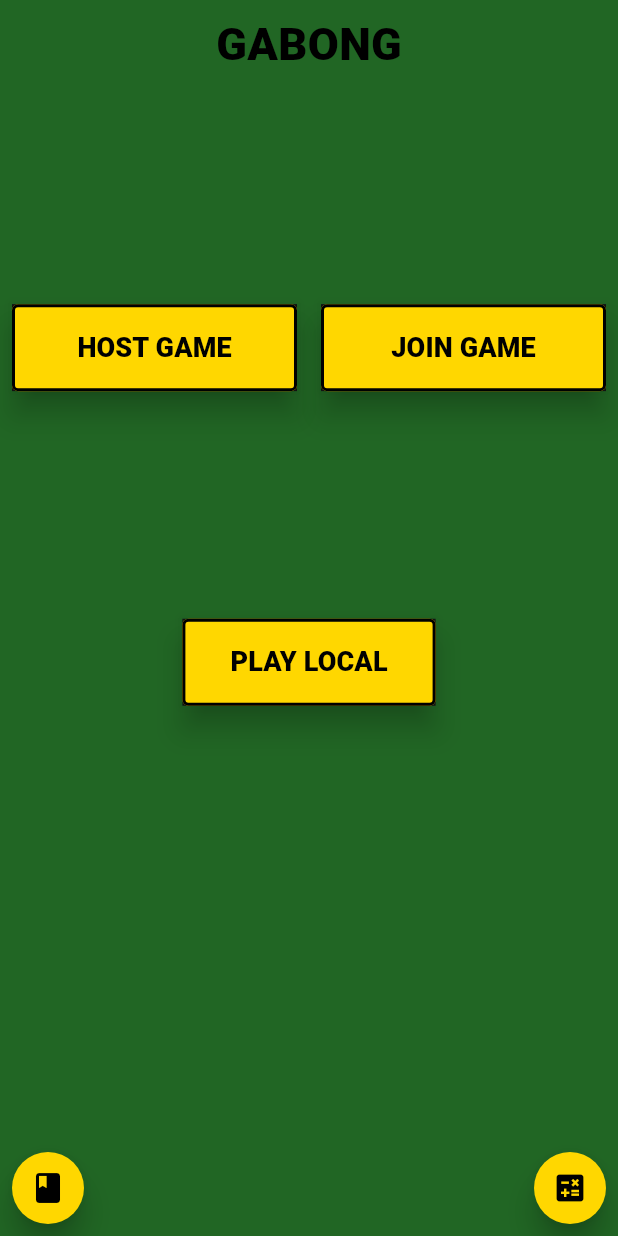
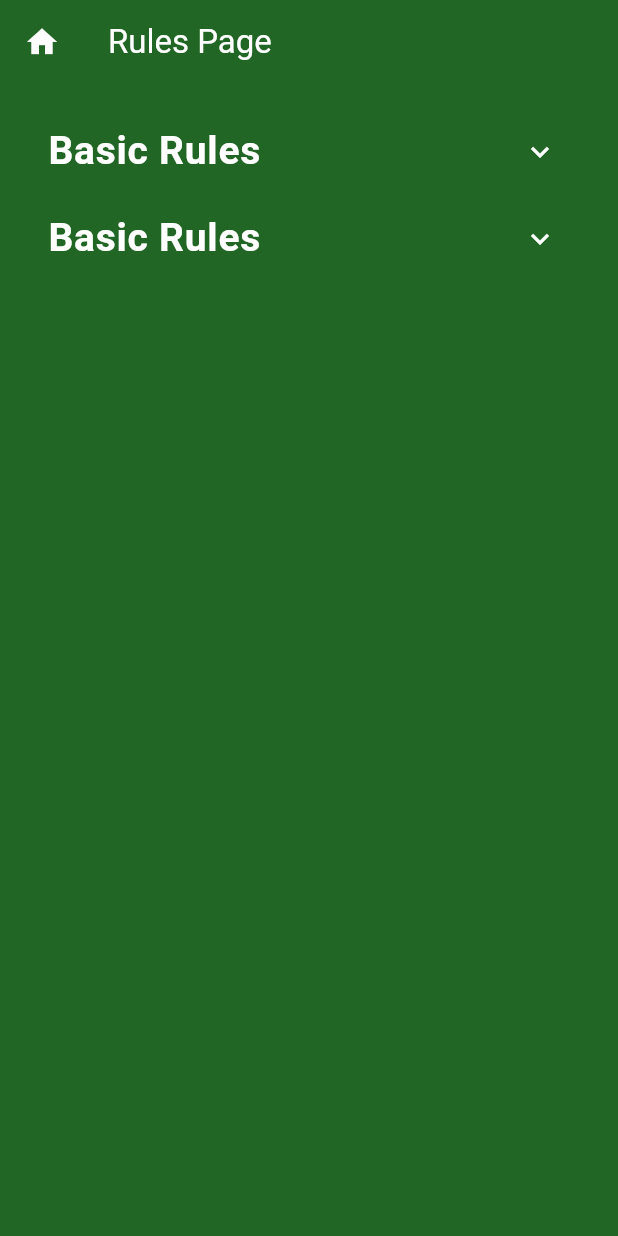
Before and after one commit to kristoffer1110/GabongApp, a Flutter app: the screen it shows after launch, after a tap on the "book" icon, on a phone screen of 412 x 824 dp. Run offline on Flutter 3.47's test engine with Material 3 defaults, Android fonts, the phone set to English and light mode, and no system bars; our stand-ins replace firebase_core; accounts and stored records are empty.

Commit message:
Rules page made

```diff
--- a/lib/main.dart
+++ b/lib/main.dart
@@ -2,6 +2,7 @@ import 'package:flutter/material.dart';
 import 'package:gabong_v1/screens/homescreen.dart';
 import 'package:gabong_v1/screens/host/host.dart';
 import 'package:gabong_v1/screens/join/join.dart';
+import 'package:gabong_v1/screens/rules/rules.dart';
 import 'package:firebase_core/firebase_core.dart';
 import 'firebase_options.dart';
 
@@ -49,6 +50,7 @@ class MyApp extends StatelessWidget {
         '/home': (context) => const HomeScreen(),
         '/host': (context) => const HostScreen(),
         '/join': (context) => const JoinScreen(),
+        '/rules': (context) => const RulesScreen(),
       },
     );
   }
--- /dev/null
+++ b/lib/screens/rules/rules.dart
@@ -0,0 +1,93 @@
+import 'package:flutter/material.dart';
+import '../../globals.dart' as globals;
+
+class RulesScreen extends StatefulWidget {
+  const RulesScreen({super.key});
+
+  @override
+  _RulesScreenState createState() => _RulesScreenState();
+}
+
+class _RulesScreenState extends State<RulesScreen> {
+  final List<bool> _isExpanded = [false, false, false];
+
+  @override
+  Widget build(BuildContext context) {
+    final theme = Theme.of(context);
+    return Scaffold(
+      backgroundColor: theme.colorScheme.primary,
+      appBar: AppBar(
+        backgroundColor: theme.colorScheme.primary,
+        title: const Text('Rules Page'),
+        leading: IconButton(
+          icon: const Icon(Icons.home),
+          onPressed: () {
+            Navigator.pushNamedAndRemoveUntil(context, '/', (route) => false);
+          },
+        ),
+      ),
+      body: ListView(
+        padding: const EdgeInsets.all(16.0),
+        children: [
+          _buildExpansionTile(
+            title: 'Basic Rules',
+            index: 0,
+            children: const [
+              Text('- A player can place cards of the same type* on top of each other', style: TextStyle(fontSize: 18)),
+              SizedBox(height: 16),
+              Text('- A player can place cards of the same value** on top of each other.', style: TextStyle(fontSize: 18)),
+              SizedBox(height: 16),
+              Text('- An eight can be used to change to other types of cards', style: TextStyle(fontSize: 18)),
+              SizedBox(height: 16),
+              Text('- The goal of the game is to get the least amount of points', style: TextStyle(fontSize: 18)),
+              SizedBox(height: 16),
+              Padding(
+                padding: EdgeInsets.only(left: 16.0),
+                child: Text('* Card of the same suit (Diamonds, Hearts, Clubs, Spades)', style: TextStyle(fontSize: 18, fontStyle: FontStyle.italic)),
+              ),
+              Padding(
+                padding: EdgeInsets.only(left: 16.0),
+                child: Text('** Card of the same number (A(1), 2, 3, 4, 5, 6, 7, 8, 9, 10, J(11), Q(12), K(13))', style: TextStyle(fontSize: 18, fontStyle: FontStyle.italic)),
+              ),
+            ],
+          ),
+          _buildExpansionTile(
+            title: 'Basic Rules',
+            index: 0,
+            children: const [
+              Text('- A player can place cards of the same type* on top of each other', style: TextStyle(fontSize: 18)),
+              SizedBox(height: 16),
+              Text('- A player can place cards of the same value** on top of each other.', style: TextStyle(fontSize: 18)),
+              SizedBox(height: 16),
+              Text('- An eight can be used to change to other types of cards', style: TextStyle(fontSize: 18)),
+              SizedBox(height: 16),
+              Text('- The goal of the game is to get the least amount of points', style: TextStyle(fontSize: 18)),
+              SizedBox(height: 16),
+              Padding(
+                padding: EdgeInsets.only(left: 16.0),
+                child: Text('* Card of the same suit (Diamonds, Hearts, Clubs, Spades)', style: TextStyle(fontSize: 18, fontStyle: FontStyle.italic)),
+              ),
+              Padding(
+                padding: EdgeInsets.only(left: 16.0),
+                child: Text('** Card of the same number (A(1), 2, 3, 4, 5, 6, 7, 8, 9, 10, J(11), Q(12), K(13))', style: TextStyle(fontSize: 18, fontStyle: FontStyle.italic)),
+              ),
+            ],
+          ),
+        ],
+      ),
+    );
+  }
+
+  Widget _buildExpansionTile({required String title, required int index, required List<Widget> children}) {
+    return ExpansionTile(
+      title: Text(title, style: const TextStyle(fontSize: 26, fontWeight: FontWeight.bold)),
+      initiallyExpanded: _isExpanded[index],
+      onExpansionChanged: (bool expanded) {
+        setState(() {
+          _isExpanded[index] = expanded;
+        });
+      },
+      children: children,
+    );
+  }
+}
```
Also changed, not shown: pubspec.lock, 1 other file.
